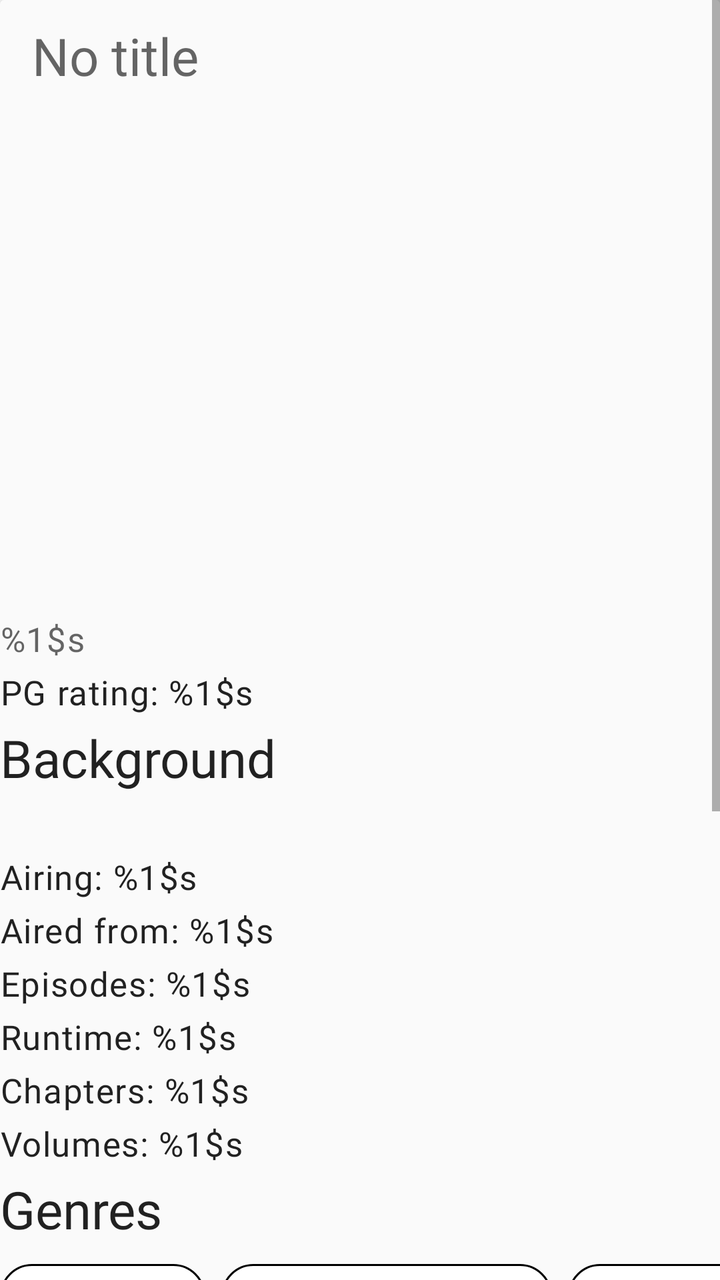
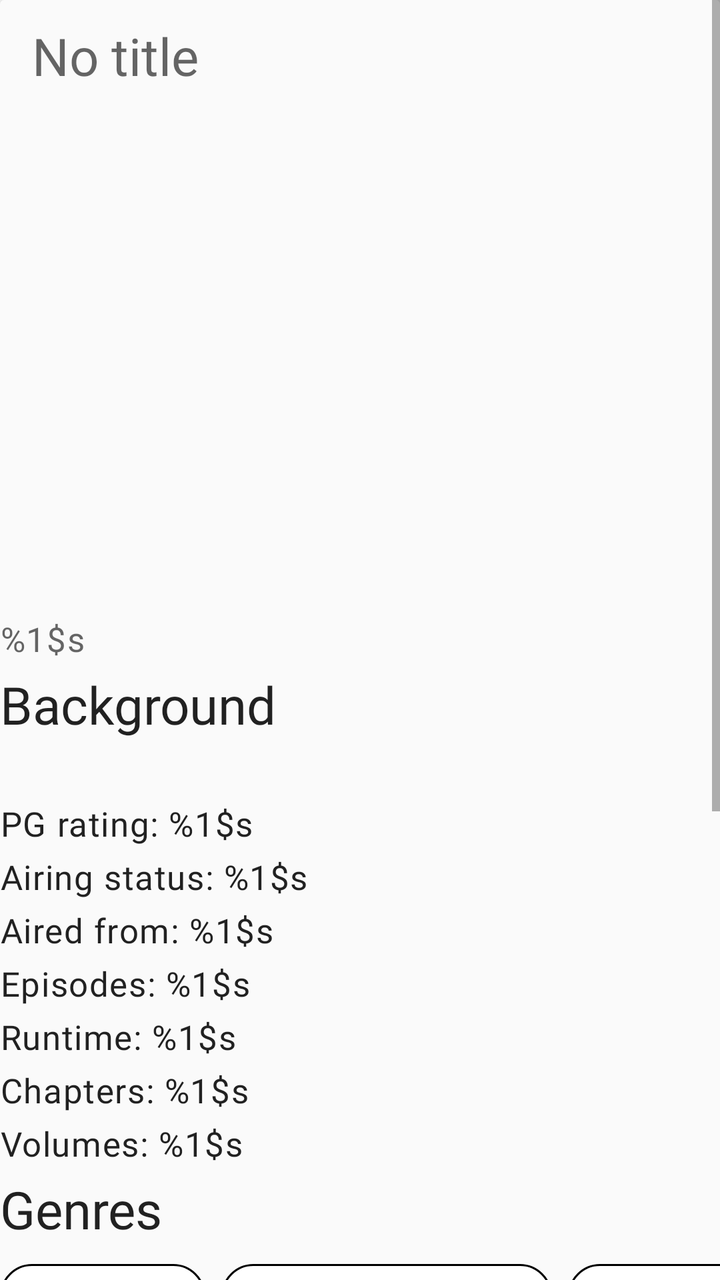

Two renders of the same Android screen: before a commit and after it. Below are the layout's source before the change and the commit's diff.
<!-- AndroidManifest.xml: another module's application theme Theme.ECatalogs -->
<!-- res/layout/fragment_jikan_details.xml -->
<?xml version="1.0" encoding="utf-8"?>
<ScrollView xmlns:android="http://schemas.android.com/apk/res/android"
    xmlns:app="http://schemas.android.com/apk/res-auto"
    xmlns:tools="http://schemas.android.com/tools"
    android:layout_width="match_parent"
    android:layout_height="match_parent"
    android:layout_margin="@dimen/two_dimen"
    android:orientation="vertical">

    <androidx.cardview.widget.CardView
        android:id="@+id/details_card_view"
        android:layout_width="match_parent"
        android:layout_height="wrap_content"
        android:backgroundTint="?attr/colorSurface">

        <LinearLayout
            android:layout_width="match_parent"
            android:layout_height="match_parent"
            android:orientation="vertical">

            <androidx.appcompat.widget.Toolbar
                android:id="@+id/toolbar"
                android:layout_width="match_parent"
                android:layout_height="wrap_content">

                <LinearLayout
                    android:layout_width="match_parent"
                    android:layout_height="wrap_content"
                    android:orientation="vertical">

                    <TextView
                        android:id="@+id/title"
                        android:layout_width="match_parent"
                        android:layout_height="wrap_content"
                        android:hint="@string/no_title"
                        android:textAppearance="?attr/textAppearanceHeadline5"/>

                </LinearLayout>

            </androidx.appcompat.widget.Toolbar>

            <com.google.android.material.imageview.ShapeableImageView
                android:id="@+id/image"
                android:layout_width="match_parent"
                android:layout_height="wrap_content"
                android:adjustViewBounds="true"
                android:minWidth="@dimen/min_image_width"
                android:minHeight="@dimen/image_height"
                android:scaleType="fitCenter"
                app:strokeColor="@null" />

            <com.google.android.material.textview.MaterialTextView
                android:id="@+id/synopsis"
                android:layout_width="match_parent"
                android:layout_height="wrap_content"
                android:layout_marginVertical="@dimen/two_dimen"
                android:hint="@string/synopsis"
                android:textAppearance="?attr/textAppearanceBody1" />

            <com.google.android.material.textview.MaterialTextView
                android:id="@+id/pg_rating"
                android:layout_width="wrap_content"
                android:layout_height="wrap_content"
                android:layout_marginVertical="@dimen/two_dimen"
                android:text="@string/pg_rating"
                android:textAppearance="?attr/textAppearanceBody1" />

            <com.google.android.material.textview.MaterialTextView
                android:layout_width="wrap_content"
                android:layout_height="wrap_content"
                android:layout_marginVertical="@dimen/two_dimen"
                android:text="@string/background_headline"
                android:textAppearance="?attr/textAppearanceHeadline5" />

            <com.google.android.material.textview.MaterialTextView
                android:id="@+id/background"
                android:layout_width="wrap_content"
                android:layout_height="wrap_content"
                android:layout_marginVertical="@dimen/two_dimen"
                android:textAppearance="?attr/textAppearanceBody1" />

            <com.google.android.material.textview.MaterialTextView
                android:id="@+id/airing_status"
                android:layout_width="wrap_content"
                android:layout_height="wrap_content"
                android:layout_marginVertical="@dimen/two_dimen"
                android:text="@string/airing_status"
                android:textAppearance="?attr/textAppearanceBody1" />

            <com.google.android.material.textview.MaterialTextView
                android:id="@+id/aired"
                android:layout_width="wrap_content"
                android:layout_height="wrap_content"
                android:layout_marginVertical="@dimen/two_dimen"
                android:text="@string/aired"
                android:textAppearance="?attr/textAppearanceBody1" />

            <com.google.android.material.textview.MaterialTextView
                android:id="@+id/episodes"
                android:layout_width="wrap_content"
                android:layout_height="wrap_content"
                android:layout_marginVertical="@dimen/two_dimen"
                android:text="@string/episodes"
                android:textAppearance="?attr/textAppearanceBody1" />

            <com.google.android.material.textview.MaterialTextView
                android:id="@+id/runtime"
                android:layout_width="wrap_content"
                android:layout_height="wrap_content"
                android:layout_marginVertical="@dimen/two_dimen"
                android:text="@string/runtime"
                android:textAppearance="?attr/textAppearanceBody1" />

            <com.google.android.material.textview.MaterialTextView
                android:id="@+id/chapters"
                android:layout_width="wrap_content"
                android:layout_height="wrap_content"
                android:layout_marginVertical="@dimen/two_dimen"
                android:text="@string/chapters"
                android:textAppearance="?attr/textAppearanceBody1" />

            <com.google.android.material.textview.MaterialTextView
                android:id="@+id/volumes"
                android:layout_width="wrap_content"
                android:layout_height="wrap_content"
                android:layout_marginVertical="@dimen/two_dimen"
                android:text="@string/volumes"
                android:textAppearance="?attr/textAppearanceBody1" />

            <com.google.android.material.textview.MaterialTextView
                android:layout_width="wrap_content"
                android:layout_height="wrap_content"
                android:layout_marginVertical="@dimen/two_dimen"
                android:text="Genres"
                android:textAppearance="?attr/textAppearanceHeadline5" />

            <com.google.android.material.chip.ChipGroup
                android:layout_width="wrap_content"
                android:layout_height="wrap_content"
                android:layout_gravity="center"
                android:layout_marginBottom="@dimen/six_dimen"
                android:clickable="false"
                android:foregroundGravity="center_horizontal"
                android:layoutDirection="locale"
                android:theme="@style/Theme.MaterialComponents.Light"
                app:singleLine="true">

                <com.google.android.material.chip.Chip
                    android:id="@+id/genre_one"
                    android:layout_width="wrap_content"
                    android:layout_height="wrap_content"
                    android:gravity="start"
                    android:text="@string/score"
                    android:textAppearance="?attr/textAppearanceBody2"
                    app:chipBackgroundColor="@android:color/white"
                    app:chipStrokeColor="@android:color/black"
                    app:chipStrokeWidth="1dp" />

                <com.google.android.material.chip.Chip
                    android:id="@+id/genre_two"
                    android:layout_width="wrap_content"
                    android:layout_height="wrap_content"
                    android:gravity="center_horizontal"
                    android:text="@string/scored_by"
                    android:textAppearance="?attr/textAppearanceBody2"
                    app:chipBackgroundColor="@android:color/white"
                    app:chipStrokeColor="@android:color/black"
                    app:chipStrokeWidth="1dp" />

                <com.google.android.material.chip.Chip
                    android:id="@+id/genre_three"
                    android:layout_width="wrap_content"
                    android:layout_height="wrap_content"
                    android:gravity="end"
                    android:text="@string/rank"
                    android:textAppearance="?attr/textAppearanceBody2"
                    app:chipBackgroundColor="@android:color/white"
                    app:chipStrokeColor="@android:color/black"
                    app:chipStrokeWidth="1dp" />

            </com.google.android.material.chip.ChipGroup>

            <com.google.android.material.textview.MaterialTextView
                android:layout_width="wrap_content"
                android:layout_height="wrap_content"
                android:layout_marginVertical="@dimen/two_dimen"
                android:text="Ratings"
                android:textAppearance="?attr/textAppearanceHeadline5" />

            <com.google.android.material.chip.ChipGroup
                android:layout_width="wrap_content"
                android:layout_height="wrap_content"
                android:layout_gravity="center"
                android:layout_marginBottom="@dimen/six_dimen"
                android:clickable="false"
                android:foregroundGravity="center_horizontal"
                android:layoutDirection="locale"
                android:theme="@style/Theme.MaterialComponents.Light"
                app:singleLine="false">

                <com.google.android.material.chip.Chip
                    android:id="@+id/score"
                    android:layout_width="wrap_content"
                    android:layout_height="wrap_content"
                    android:gravity="start"
                    android:text="@string/score"
                    android:textAppearance="?attr/textAppearanceBody2"
                    app:chipBackgroundColor="@android:color/white"
                    app:chipStrokeColor="@android:color/black"
                    app:chipStrokeWidth="1dp" />

                <com.google.android.material.chip.Chip
                    android:id="@+id/scored_by"
                    android:layout_width="wrap_content"
                    android:layout_height="wrap_content"
                    android:gravity="center_horizontal"
                    android:text="@string/scored_by"
                    android:textAppearance="?attr/textAppearanceBody2"
                    app:chipBackgroundColor="@android:color/white"
                    app:chipStrokeColor="@android:color/black"
                    app:chipStrokeWidth="1dp" />

                <com.google.android.material.chip.Chip
                    android:id="@+id/rank"
                    android:layout_width="wrap_content"
                    android:layout_height="wrap_content"
                    android:gravity="end"
                    android:text="@string/rank"
                    android:textAppearance="?attr/textAppearanceBody2"
                    app:chipBackgroundColor="@android:color/white"
                    app:chipStrokeColor="@android:color/black"
                    app:chipStrokeWidth="1dp" />

                <com.google.android.material.chip.Chip
                    android:id="@+id/popularity"
                    android:layout_width="wrap_content"
                    android:layout_height="wrap_content"
                    android:gravity="end"
                    android:text="@string/popularity"
                    android:textAppearance="?attr/textAppearanceBody2"
                    app:chipBackgroundColor="@android:color/white"
                    app:chipStrokeColor="@android:color/black"
                    app:chipStrokeWidth="1dp" />

                <com.google.android.material.chip.Chip
                    android:id="@+id/members"
                    android:layout_width="wrap_content"
                    android:layout_height="wrap_content"
                    android:gravity="end"
                    android:text="@string/members"
                    android:textAppearance="?attr/textAppearanceBody2"
                    app:chipBackgroundColor="@android:color/white"
                    app:chipStrokeColor="@android:color/black"
                    app:chipStrokeWidth="1dp" />

                <com.google.android.material.chip.Chip
                    android:id="@+id/favorites"
                    android:layout_width="wrap_content"
                    android:layout_height="wrap_content"
                    android:gravity="end"
                    android:text="@string/favorites"
                    android:textAppearance="?attr/textAppearanceBody2"
                    app:chipBackgroundColor="@android:color/white"
                    app:chipStrokeColor="@android:color/black"
                    app:chipStrokeWidth="1dp" />

            </com.google.android.material.chip.ChipGroup>

            <View style="@style/Divider.Horizontal" />

            <com.google.android.material.textview.MaterialTextView
                android:id="@+id/url"
                android:layout_width="wrap_content"
                android:layout_height="wrap_content"
                android:layout_marginVertical="@dimen/two_dimen"
                android:text="@string/link_web_page"
                android:textAppearance="?attr/textAppearanceBody1" />

            <View style="@style/Divider.Horizontal" />

            <com.google.android.material.textview.MaterialTextView
                android:id="@+id/trailer"
                android:layout_width="wrap_content"
                android:layout_height="wrap_content"
                android:layout_marginVertical="@dimen/two_dimen"
                android:text="@string/link_trailer"
                android:textAppearance="?attr/textAppearanceBody1" />

            <com.google.android.material.textview.MaterialTextView
                android:id="@+id/serializations"
                android:layout_width="wrap_content"
                android:layout_height="wrap_content"
                android:layout_marginVertical="@dimen/two_dimen"
                android:text="@string/serializations"
                android:textAppearance="?attr/textAppearanceHeadline6" />

            <com.google.android.material.textview.MaterialTextView
                android:id="@+id/serialization_name"
                android:layout_width="wrap_content"
                android:layout_height="wrap_content"
                android:layout_marginVertical="@dimen/two_dimen"
                android:text="@string/serialization_name"
                android:textAppearance="?attr/textAppearanceBody1" />

            <com.google.android.material.textview.MaterialTextView
                android:id="@+id/serialization_link"
                android:layout_width="wrap_content"
                android:layout_height="wrap_content"
                android:layout_marginVertical="@dimen/two_dimen"
                android:text="@string/serialization_link"
                android:textAppearance="?attr/textAppearanceBody1" />

            <View style="@style/Divider.Horizontal" />
        </LinearLayout>
    </androidx.cardview.widget.CardView>

</ScrollView>
<!-- resources referenced by this layout -->
<resources>
  <dimen name="image_height">250dp</dimen>
  <dimen name="min_image_width">150dp</dimen>
  <dimen name="six_dimen">6dp</dimen>
  <dimen name="two_dimen">2dp</dimen>
  <string name="aired">Aired from: %1$s</string>
  <string name="airing_status">Airing: %1$s</string>
  <string name="background_headline">Background</string>
  <string name="chapters">Chapters: %1$s</string>
  <string name="episodes">Episodes: %1$s</string>
  <string name="favorites">Favorites: %1$s</string>
  <string name="link_trailer">Link to trailer: %1$s</string>
  <string name="link_web_page">Link to web page: %1$s</string>
  <string name="members">Members: %1$s</string>
  <string name="no_title">No title</string>
  <string name="pg_rating">PG rating: %1$s</string>
  <string name="popularity">Popularity rank %1$s</string>
  <string name="rank">Rank %1$s</string>
  <string name="runtime">Runtime: %1$s</string>
  <string name="score">Score: %1$s</string>
  <string name="scored_by">Scored by %1$s users</string>
  <string name="serialization_link">Link to web page: %1$s</string>
  <string name="serialization_name">Name: %1$s</string>
  <string name="serializations">Serialization</string>
  <string name="synopsis">%1$s</string>
  <string name="volumes">Volumes: %1$s</string>
  <style name="Divider.Horizontal" parent="Divider">
          <item name="android:layout_width">match_parent</item>
          <item name="android:layout_height">1dp</item>
      </style>
  <style name="Divider">
          <item name="android:background">?android:attr/listDivider</item> // can add colorur here
      </style>
  <color name="blue_grey_600">#546e7a</color>
  <color name="blue_grey_100">#819ca9</color>
  <color name="black">#000000</color>
  <color name="white">#fafafa</color>
  <color name="blue_grey_700">#29434e</color>
  <style name="ShapeAppearance.ECatalog.SmallComponent" parent="ShapeAppearance.MaterialComponents.SmallComponent">
          <item name="cornerFamily">rounded</item>
          <item name="cornerSize">@dimen/reply_small_component_corner_radius</item>
      </style>
  <style name="ShapeAppearance.ECatalog.MediumComponent" parent="ShapeAppearance.MaterialComponents.MediumComponent">
          <item name="cornerFamily">rounded</item>
          <item name="cornerSize">@dimen/reply_medium_component_corner_radius</item>
      </style>
  <style name="ShapeAppearance.ECatalog.LargeComponent" parent="ShapeAppearance.MaterialComponents.LargeComponent">
          <item name="cornerFamily">rounded</item>
          <item name="cornerSize">@dimen/reply_large_component_corner_radius</item>
      </style>
  <style name="TextAppearance.MdcTypographyStyles.Body2" parent="TextAppearance.MaterialComponents.Body2">
          <item name="fontFamily">@font/nunito_sans_regular</item>
          <item name="android:fontFamily">@font/nunito_sans_regular</item>
          <item name="android:textSize">15sp</item>
      </style>
  <style name="TextAppearance.MdcTypographyStyles.Button" parent="TextAppearance.MaterialComponents.Button">
          <item name="fontFamily">@font/nunito_sans_light</item>
          <item name="android:fontFamily">@font/nunito_sans_light</item>
          <item name="android:textSize">15sp</item>
      </style>
  <style name="TextAppearance.MdcTypographyStyles.Caption" parent="TextAppearance.MaterialComponents.Caption">
          <item name="fontFamily">@font/nunito_sans_light</item>
          <item name="android:fontFamily">@font/nunito_sans_light</item>
          <item name="android:textSize">13sp</item>
      </style>
  <dimen name="reply_small_component_corner_radius">8dp</dimen>
  <dimen name="reply_medium_component_corner_radius">12dp</dimen>
  <dimen name="reply_large_component_corner_radius">24dp</dimen>
  <!-- unchanged entries left out for length: 6 -->
</resources>

<!-- the commit's change to res/layout/fragment_jikan_details.xml (unified diff, before → after) -->
@@ -58,14 +58,6 @@
                 android:textAppearance="?attr/textAppearanceBody1" />
 
             <com.google.android.material.textview.MaterialTextView
-                android:id="@+id/pg_rating"
-                android:layout_width="wrap_content"
-                android:layout_height="wrap_content"
-                android:layout_marginVertical="@dimen/two_dimen"
-                android:text="@string/pg_rating"
-                android:textAppearance="?attr/textAppearanceBody1" />
-
-            <com.google.android.material.textview.MaterialTextView
                 android:layout_width="wrap_content"
                 android:layout_height="wrap_content"
                 android:layout_marginVertical="@dimen/two_dimen"
@@ -77,6 +69,14 @@
                 android:layout_width="wrap_content"
                 android:layout_height="wrap_content"
                 android:layout_marginVertical="@dimen/two_dimen"
+                android:textAppearance="?attr/textAppearanceBody1" />
+
+            <com.google.android.material.textview.MaterialTextView
+                android:id="@+id/pg_rating"
+                android:layout_width="wrap_content"
+                android:layout_height="wrap_content"
+                android:layout_marginVertical="@dimen/two_dimen"
+                android:text="@string/pg_rating"
                 android:textAppearance="?attr/textAppearanceBody1" />
 
             <com.google.android.material.textview.MaterialTextView
<!-- resource entries referenced after the edit -->
@@ -5,7 +5,7 @@
   <dimen name="six_dimen">6dp</dimen>
   <dimen name="two_dimen">2dp</dimen>
   <string name="aired">Aired from: %1$s</string>
-  <string name="airing_status">Airing: %1$s</string>
+  <string name="airing_status">Airing status: %1$s</string>
   <string name="background_headline">Background</string>
   <string name="chapters">Chapters: %1$s</string>
   <string name="episodes">Episodes: %1$s</string>
@@ -22,7 +22,7 @@
   <string name="scored_by">Scored by %1$s users</string>
   <string name="serialization_link">Link to web page: %1$s</string>
   <string name="serialization_name">Name: %1$s</string>
-  <string name="serializations">Serialization</string>
+  <string name="serializations">Serializations</string>
   <string name="synopsis">%1$s</string>
   <string name="volumes">Volumes: %1$s</string>
   <style name="Divider.Horizontal" parent="Divider">
